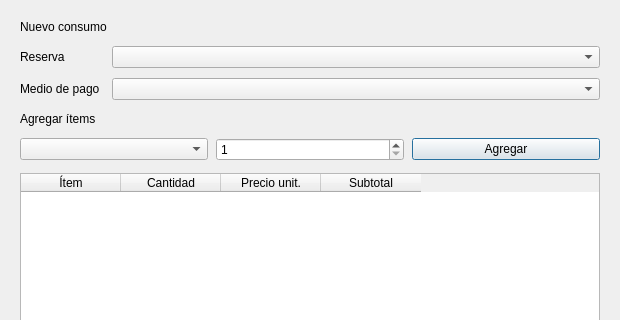
This is vista/consumo/consumo_form.ui in segovia-gabriel/ProyectoFinal-PracticasII as Qt 5 draws it before an edit; both pictures show x 0 to 620 and y 0 to 320 of the 620 by 540 pixel window. The edited form follows.
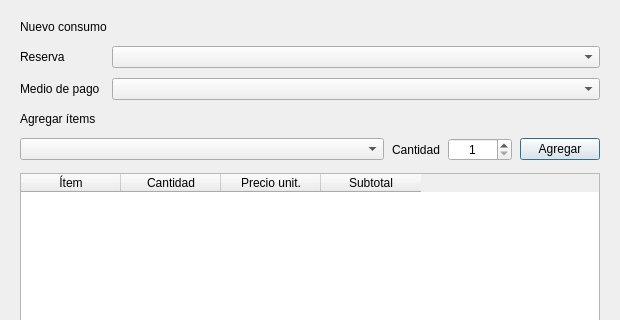
This is the edited form.

Commit message: fix ui, modulo consumo

The edit to the form file:
```diff
--- a/vista/consumo/consumo_form.ui
+++ b/vista/consumo/consumo_form.ui
@@ -82,10 +82,39 @@
       <number>8</number>
      </property>
      <item>
-      <widget class="QComboBox" name="comboBox_item"/>
+      <widget class="QComboBox" name="comboBox_item">
+       <property name="sizePolicy">
+        <sizepolicy hsizetype="Expanding" vsizetype="Fixed">
+         <horstretch>1</horstretch>
+         <verstretch>0</verstretch>
+        </sizepolicy>
+       </property>
+      </widget>
+     </item>
+     <item>
+      <widget class="QLabel" name="label_cantidad">
+       <property name="text">
+        <string>Cantidad</string>
+       </property>
+      </widget>
      </item>
      <item>
       <widget class="QSpinBox" name="spinBox_cantidad">
+       <property name="minimumSize">
+        <size>
+         <width>64</width>
+         <height>0</height>
+        </size>
+       </property>
+       <property name="maximumSize">
+        <size>
+         <width>84</width>
+         <height>16777215</height>
+        </size>
+       </property>
+       <property name="alignment">
+        <set>Qt::AlignHCenter|Qt::AlignVCenter</set>
+       </property>
        <property name="minimum">
         <number>1</number>
        </property>
```
The commit also changes 2 other files.
